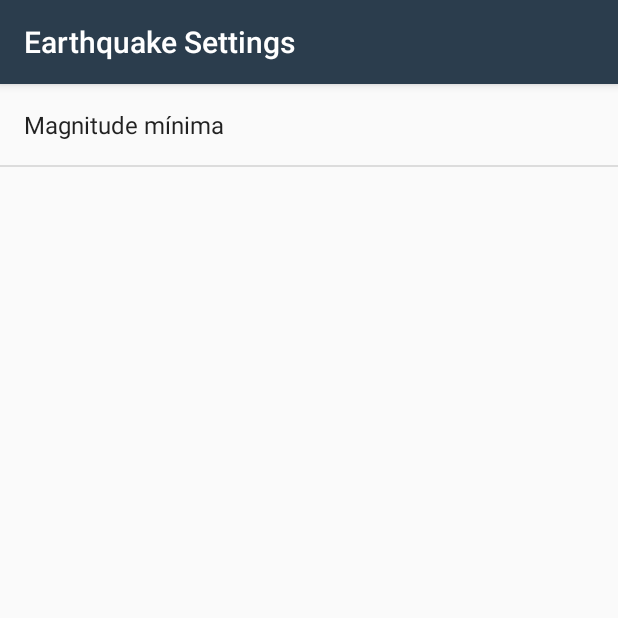
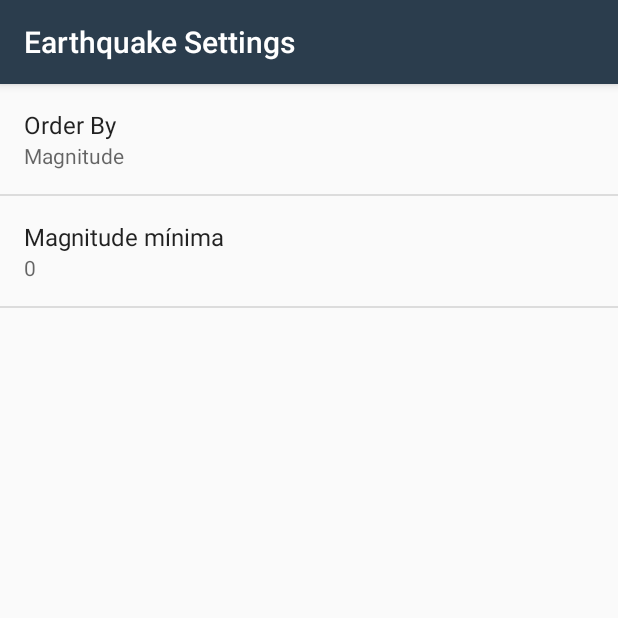
Before and after one commit to carlosughini/QuakeReport, an Android app: the screen it shows after launch (SettingsActivity), after a tap on "Settings", on a phone screen of 412 x 824 dp, the top half of it. Run offline under Robolectric (Android 15) with nearby library versions, the phone set to English and light mode, and no system bars.

Commit message:
Finish preference for sorting earthquakes in list

```diff
--- a/app/src/main/java/com/example/android/quakereport/EarthquakeActivity.java
+++ b/app/src/main/java/com/example/android/quakereport/EarthquakeActivity.java
@@ -157,13 +157,17 @@ public class EarthquakeActivity extends AppCompatActivity
                 getString(R.string.settings_min_magnitude_key),
                 getString(R.string.settings_min_magnitude_default));
 
+        String orderBy = sharedPrefs.getString(
+                getString(R.string.settings_order_by_key),
+                getString(R.string.settings_order_by_default));
+
         Uri baseUri = Uri.parse(USGS_REQUEST_URL);
         Uri.Builder uriBuilder = baseUri.buildUpon();
 
         uriBuilder.appendQueryParameter("format","geojson");
         uriBuilder.appendQueryParameter("limit","10");
         uriBuilder.appendQueryParameter("minmag", minMagnitude);
-        uriBuilder.appendQueryParameter("orderby","time");
+        uriBuilder.appendQueryParameter("orderby",orderBy);
 
         return new EarthquakeLoader(this,uriBuilder.toString());
     }
--- a/app/src/main/java/com/example/android/quakereport/SettingsActivity.java
+++ b/app/src/main/java/com/example/android/quakereport/SettingsActivity.java
@@ -1,8 +1,11 @@
 package com.example.android.quakereport;
 
+import android.content.SharedPreferences;
 import android.os.Bundle;
+import android.preference.ListPreference;
 import android.preference.Preference;
 import android.preference.PreferenceFragment;
+import android.preference.PreferenceManager;
 import android.support.annotation.Nullable;
 import android.support.v7.app.AppCompatActivity;
 
@@ -20,13 +23,40 @@ public class SettingsActivity extends AppCompatActivity {
         public void onCreate(@Nullable Bundle savedInstanceState) {
             super.onCreate(savedInstanceState);
             addPreferencesFromResource(R.xml.settings_main);
+
+            Preference minMagnitude = findPreference(getString(R.string.settings_min_magnitude_key));
+            bindPreferenceSummaryToValue(minMagnitude);
+
+
+            Preference orderBy = findPreference(getString(R.string.settings_order_by_key));
+            bindPreferenceSummaryToValue(orderBy);
         }
 
 
         @Override
         public boolean onPreferenceChange(Preference preference, Object newValue) {
-            return false;
+            String stringValue = newValue.toString();
+
+            if (preference instanceof ListPreference) {
+                ListPreference listPreference = (ListPreference) preference;
+                int prefIndex = listPreference.findIndexOfValue(stringValue);
+                if (prefIndex >= 0) {
+                    CharSequence[] labels = listPreference.getEntries();
+                    preference.setSummary(labels[prefIndex]);
+                }
+            } else {
+                preference.setSummary(stringValue);
+            }
+            return true;
+        }
+
+        private void bindPreferenceSummaryToValue(Preference preference) {
+            preference.setOnPreferenceChangeListener(this);
+            SharedPreferences preferences = PreferenceManager.getDefaultSharedPreferences(preference.getContext());
+            String preferenceString = preferences.getString(preference.getKey(), "");
+            onPreferenceChange(preference, preferenceString);
+
+
         }
     }
-
 }
--- /dev/null
+++ b/app/src/main/res/values/arrays.xml
@@ -0,0 +1,12 @@
+<?xml version="1.0" encoding="utf-8"?>
+<resources>
+    <string-array name="settings_order_by_labels">
+        <item>@string/settings_order_by_magnitude_label</item>
+        <item>@string/settings_order_by_most_recent_label</item>
+    </string-array>
+
+    <string-array name="settings_order_by_values">
+        <item>@string/settings_order_by_magnitude_value</item>
+        <item>@string/settings_order_by_most_recent_value</item>
+    </string-array>
+</resources>
--- a/app/src/main/res/values/strings.xml
+++ b/app/src/main/res/values/strings.xml
@@ -25,4 +25,16 @@
     <string name="settings_min_magnitude_label">Magnitude mínima</string>
     <string name="settings_min_magnitude_key" translatable="false">min_magnitude</string>
     <string name="settings_min_magnitude_default" translatable="false">0</string>
+    <!-- Strings Para Preferência de Order-By [CHAR LIMIT=30] -->
+    <string name="settings_order_by_label">Order By</string>
+    <string name="settings_order_by_key" translatable="false">order_by</string>
+    <string name="settings_order_by_default" translatable="false">@string/settings_order_by_magnitude_value</string>
+
+    <!-- Label para opção de order-by magnitude [CHAR LIMIT=20] -->
+    <string name="settings_order_by_magnitude_label">Magnitude</string>
+    <string name="settings_order_by_magnitude_value" translatable="false">magnitude</string>
+
+    <!-- Label para order-by a opção mais recente [CHAR LIMIT=20] -->
+    <string name="settings_order_by_most_recent_label">Most Recent</string>
+    <string name="settings_order_by_most_recent_value" translatable="false">time</string>
 </resources>
--- a/app/src/main/res/xml/settings_main.xml
+++ b/app/src/main/res/xml/settings_main.xml
@@ -2,6 +2,13 @@
 <PreferenceScreen
     xmlns:android="http://schemas.android.com/apk/res/android"
     android:title="@string/settings_title">
+
+    <ListPreference
+        android:defaultValue="@string/settings_order_by_default"
+        android:key="@string/settings_order_by_key"
+        android:title="@string/settings_order_by_label"
+        android:entries="@array/settings_order_by_labels"
+        android:entryValues="@array/settings_order_by_values"/>
 
     <EditTextPreference
         android:defaultValue="@string/settings_min_magnitude_default"
```
